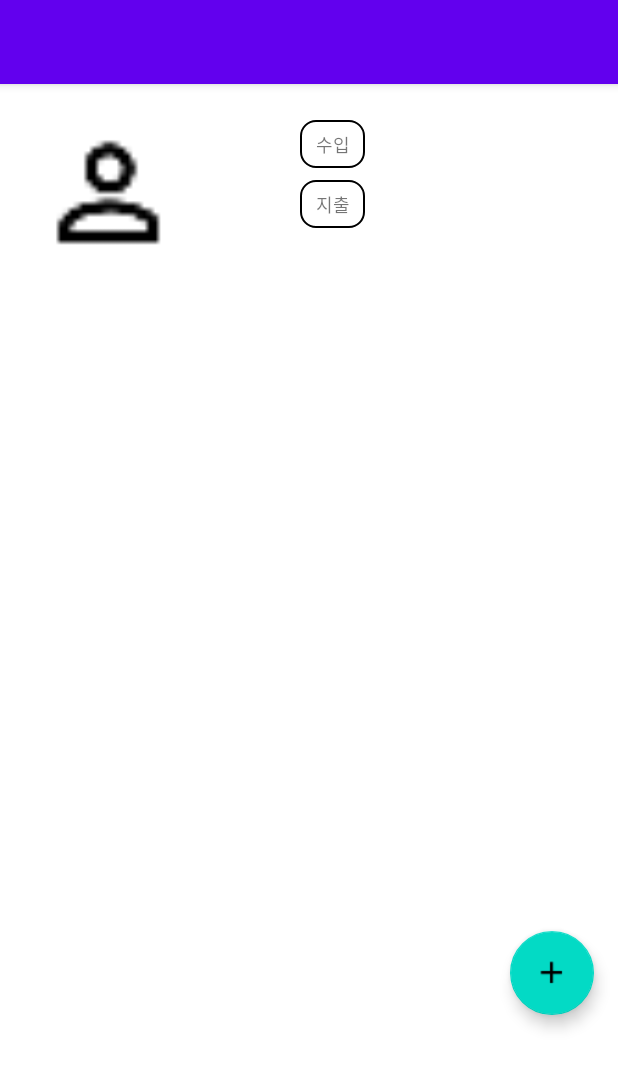
After one commit to jrakmom1106/FootprintProject, an Android app: the fragment AddFragment_1 shown on its own in the app's theme, on a phone screen of 412 x 824 dp. The commit adds this screen. Shown: the top 1068 px of the screen. Run offline under Robolectric (Android 15) with nearby library versions, the light colour scheme and no system bars; our stand-ins replace CircleImageView, Firebase (no records; nobody signed in at launch, a user with empty details on screens opened directly); 1 statement that could not run was skipped.

Commit message:
5~6주차 기능 수정 및 UI 수정

```diff
--- a/app/src/main/AndroidManifest.xml
+++ b/app/src/main/AndroidManifest.xml
@@ -25,6 +25,7 @@
         <activity android:name=".LoginActivity"></activity>
         <activity android:name=".SignUpActivity"></activity>
         <activity android:name=".MainActivity"></activity>
+        <activity android:name=".AddActivity" />
 
         <meta-data android:name="com.kakao.sdk.AppKey" android:value="817d547986882853307da4cf4f7d44b3"/>
     </application>
--- /dev/null
+++ b/app/src/main/java/kr/ac/mjc/footprint/AddActivity.kt
@@ -0,0 +1,46 @@
+package kr.ac.mjc.footprint
+
+import android.os.Bundle
+import android.widget.Button
+import android.widget.EditText
+import android.widget.ImageView
+import android.widget.ProgressBar
+import androidx.appcompat.app.AppCompatActivity
+import com.google.firebase.auth.FirebaseAuth
+import com.google.firebase.firestore.FirebaseFirestore
+import com.google.firebase.storage.FirebaseStorage
+
+class AddActivity:AppCompatActivity() {
+
+    //AddFragment의 내용을 이곳으로 복사할 예정
+    lateinit var loadingPb: ProgressBar
+    lateinit var imageIv: ImageView
+    lateinit var textEt: EditText
+    lateinit var submitBtn: Button
+
+    lateinit var auth: FirebaseAuth
+    lateinit var storage: FirebaseStorage
+    lateinit var firestore: FirebaseFirestore
+
+    lateinit var projectname: EditText
+    lateinit var projectnum: EditText
+
+    override fun onCreate(savedInstanceState: Bundle?) {
+        super.onCreate(savedInstanceState)
+        setContentView(R.layout.activity_add)
+
+        loadingPb=findViewById(R.id.loading_pb)
+        textEt=findViewById(R.id.text_et)
+        submitBtn=findViewById(R.id.submit_btn)
+
+        //추가
+        projectname=findViewById(R.id.project_name)
+        projectnum=findViewById(R.id.project_num)
+
+        auth= FirebaseAuth.getInstance()
+        storage= FirebaseStorage.getInstance()
+        firestore= FirebaseFirestore.getInstance()
+
+    }
+
+}
--- a/app/src/main/java/kr/ac/mjc/footprint/AddFragment.kt
+++ b/app/src/main/java/kr/ac/mjc/footprint/AddFragment.kt
@@ -37,7 +37,7 @@ class AddFragment:Fragment() {
     override fun onCreateView(inflater: LayoutInflater, container: ViewGroup?,
                               savedInstanceState: Bundle?): View? {
         //layout을 가져와서 view 로 리턴
-        var view=inflater.inflate(R.layout.fragment_add,container,false)
+        var view=inflater.inflate(R.layout.activity_add,container,false)
         //가져온 뷰에 위젯들이 있기 떄문에 찾아서 넣어준다.
         loadingPb=view.findViewById(R.id.loading_pb)
         textEt=view.findViewById(R.id.text_et)
--- /dev/null
+++ b/app/src/main/java/kr/ac/mjc/footprint/AddFragment_1.kt
@@ -0,0 +1,94 @@
+package kr.ac.mjc.footprint
+
+import android.app.Activity.RESULT_OK
+import android.content.Intent
+import android.os.Bundle
+import androidx.fragment.app.Fragment
+import android.view.LayoutInflater
+import android.view.View
+import android.view.ViewGroup
+import android.widget.TextView
+import androidx.fragment.app.FragmentManager
+import androidx.fragment.app.FragmentTransaction
+import androidx.recyclerview.widget.RecyclerView
+import com.bumptech.glide.Glide
+import com.google.android.material.floatingactionbutton.FloatingActionButton
+import com.google.firebase.auth.FirebaseAuth
+import com.google.firebase.firestore.FirebaseFirestore
+import de.hdodenhof.circleimageview.CircleImageView
+
+
+class AddFragment_1:Fragment() {
+    lateinit var profileIv: CircleImageView
+    lateinit var nameTv: TextView
+    lateinit var diaryRv: RecyclerView
+    lateinit var auth: FirebaseAuth //로그인한 사용자
+    lateinit var firestore: FirebaseFirestore
+
+    lateinit var postList:ArrayList<Post> //이후 수업떄 가져옴
+    lateinit var addAdapter:AddAdapter
+
+    lateinit var income_text: TextView
+    lateinit var exp_text: TextView
+    lateinit var fab:FloatingActionButton
+
+    val REQ_CHAGE_PROFILE = 2000
+
+    override fun onCreateView(inflater: LayoutInflater, container: ViewGroup?, savedInstanceState: Bundle?): View?{
+        var view = inflater.inflate(R.layout.fragment_add_1,container, false)
+
+        profileIv = view.findViewById(R.id.profile_iv)
+        nameTv = view.findViewById(R.id.name_tv)
+        diaryRv = view.findViewById(R.id.diary_rv)
+
+        income_text = view.findViewById(R.id.income_tv)
+        exp_text = view.findViewById(R.id.exp_tv)
+        fab = view.findViewById(R.id.fab)
+
+        auth = FirebaseAuth.getInstance()
+        firestore = FirebaseFirestore.getInstance()
+
+        return view;
+    }
+
+    override fun onViewCreated(view: View, savedInstanceState: Bundle?) {
+        super.onViewCreated(view, savedInstanceState)
+
+        fab.setOnClickListener {
+            var intent = Intent(activity,AddActivity::class.java)
+            startActivity(intent)
+        }
+        updateProfile()
+
+//        postList = ArrayList<Post>()
+//        addAdapter = AddAdapter(activity!!, postList)
+    }
+
+    fun updateProfile(){
+        firestore.collection("User").document(auth.currentUser?.email!!).get()
+            .addOnCompleteListener {
+                if(it.isSuccessful){
+                    //성공적으로 가져왔을 때
+                    var user=it.result?.toObject(User::class.java)
+                    //이렇게 가져온 정보를 텍스트뷰와 프로필에 넣어준다.
+                    //여기서 글라이드가 필요하니 추가할 것
+                    nameTv.text=user?.name
+                    income_text.text=user?.profiletext
+                    exp_text.text=user?.profile_text2
+
+                    if(user?.profileUrl!=null) {
+                        Glide.with(profileIv).load(user?.profileUrl).into(profileIv)
+                    }
+                }
+            }
+    }
+
+    override fun onActivityResult(requestCode: Int, resultCode: Int, data: Intent?) {
+        super.onActivityResult(requestCode, resultCode, data)
+        if(requestCode==REQ_CHAGE_PROFILE && resultCode == RESULT_OK){
+            updateProfile()
+        }
+    }
+
+
+}
--- a/app/src/main/java/kr/ac/mjc/footprint/PageAdapter.kt
+++ b/app/src/main/java/kr/ac/mjc/footprint/PageAdapter.kt
@@ -11,7 +11,7 @@ class PageAdapter(fragmentManager: FragmentManager):FragmentPagerAdapter(fragmen
             return  HomeFragment()
         }
         else if(position==1){
-            return AddFragment()
+            return AddFragment_1()
         }
         else{
             return ProfileFragment()
--- /dev/null
+++ b/app/src/main/res/layout/fragment_add_1.xml
@@ -0,0 +1,134 @@
+<?xml version="1.0" encoding="utf-8"?>
+<androidx.constraintlayout.widget.ConstraintLayout xmlns:android="http://schemas.android.com/apk/res/android"
+    xmlns:app="http://schemas.android.com/apk/res-auto"
+    xmlns:tools="http://schemas.android.com/tools"
+    android:layout_width="match_parent"
+    android:layout_height="match_parent"
+    android:isScrollContainer="false"
+    app:layout_scrollFlags="scroll">
+
+    <de.hdodenhof.circleimageview.CircleImageView
+        android:id="@+id/profile_iv"
+        android:layout_width="100dp"
+        android:layout_height="100dp"
+        android:layout_gravity="center"
+        android:layout_marginStart="24dp"
+        android:layout_marginLeft="24dp"
+        android:layout_marginTop="24dp"
+        app:layout_constraintStart_toStartOf="parent"
+        app:layout_constraintTop_toTopOf="parent"
+        app:srcCompat="@drawable/baseline_perm_identity_black_18" />
+
+    <TextView
+        android:id="@+id/name_tv"
+        android:layout_width="wrap_content"
+        android:layout_height="wrap_content"
+        android:layout_marginStart="28dp"
+        android:layout_marginLeft="28dp"
+        android:layout_marginTop="48dp"
+        android:text="사용자명"
+        app:layout_constraintStart_toEndOf="@+id/profile_iv"
+        app:layout_constraintTop_toTopOf="parent" />
+
+    <View
+        android:id="@+id/view3"
+        android:layout_width="43dp"
+        android:layout_height="32dp"
+        android:layout_marginStart="48dp"
+        android:layout_marginLeft="48dp"
+        android:layout_marginTop="24dp"
+        android:background="@drawable/custom_login_btn"
+        app:layout_constraintStart_toEndOf="@+id/name_tv"
+        app:layout_constraintTop_toTopOf="parent" />
+
+    <TextView
+        android:id="@+id/textView15"
+        android:layout_width="wrap_content"
+        android:layout_height="wrap_content"
+        android:text="수입"
+        android:textSize="12sp"
+        app:layout_constraintBottom_toBottomOf="@+id/view3"
+        app:layout_constraintEnd_toEndOf="@+id/view3"
+        app:layout_constraintStart_toStartOf="@+id/view3"
+        app:layout_constraintTop_toTopOf="@+id/view3" />
+
+    <View
+        android:id="@+id/view5"
+        android:layout_width="43dp"
+        android:layout_height="32dp"
+        android:layout_marginStart="48dp"
+        android:layout_marginLeft="48dp"
+        android:layout_marginTop="8dp"
+        android:background="@drawable/custom_login_btn"
+        app:layout_constraintStart_toEndOf="@+id/name_tv"
+        app:layout_constraintTop_toBottomOf="@+id/view3" />
+
+    <TextView
+        android:id="@+id/textView19"
+        android:layout_width="wrap_content"
+        android:layout_height="wrap_content"
+        android:text="지출"
+        android:textSize="12sp"
+        app:layout_constraintBottom_toBottomOf="@+id/view5"
+        app:layout_constraintEnd_toEndOf="@+id/view5"
+        app:layout_constraintStart_toStartOf="@+id/view5"
+        app:layout_constraintTop_toTopOf="@+id/view5" />
+
+    <TextView
+        android:id="@+id/income_tv"
+        android:layout_width="wrap_content"
+        android:layout_height="wrap_content"
+        android:layout_marginTop="32dp"
+        android:text="수입내역"
+        android:textColor="#44B82A"
+        android:textSize="12sp"
+        app:layout_constraintEnd_toEndOf="parent"
+        app:layout_constraintStart_toEndOf="@+id/view3"
+        app:layout_constraintTop_toTopOf="parent" />
+
+    <TextView
+        android:id="@+id/exp_tv"
+        android:layout_width="wrap_content"
+        android:layout_height="wrap_content"
+        android:layout_marginTop="21dp"
+        android:text="지출내역"
+        android:textColor="#D62E2E"
+        android:textSize="12sp"
+        app:layout_constraintEnd_toEndOf="parent"
+        app:layout_constraintStart_toEndOf="@+id/view5"
+        app:layout_constraintTop_toBottomOf="@+id/income_tv" />
+
+    <LinearLayout
+        android:id="@+id/linearLayout4"
+        android:layout_width="match_parent"
+        android:layout_height="wrap_content"
+        android:layout_marginTop="37dp"
+        android:orientation="vertical"
+        app:layout_constraintTop_toBottomOf="@+id/profile_iv"
+        tools:layout_editor_absoluteX="0dp">
+
+        <androidx.recyclerview.widget.RecyclerView
+            android:id="@+id/diary_rv"
+            android:layout_width="match_parent"
+            android:layout_height="match_parent">
+
+        </androidx.recyclerview.widget.RecyclerView>
+
+    </LinearLayout>
+
+    <com.google.android.material.floatingactionbutton.FloatingActionButton
+        android:id="@+id/fab"
+        android:layout_width="wrap_content"
+        android:layout_height="wrap_content"
+        android:layout_marginTop="271dp"
+        android:layout_marginEnd="16dp"
+        android:layout_marginRight="16dp"
+        android:layout_marginBottom="16dp"
+        android:clickable="true"
+        app:layout_constraintBottom_toBottomOf="parent"
+        app:layout_constraintEnd_toEndOf="parent"
+        app:layout_constraintTop_toBottomOf="@+id/linearLayout4"
+        app:srcCompat="@drawable/baseline_add_black_18"
+        tools:ignore="SpeakableTextPresentCheck" />
+
+</androidx.constraintlayout.widget.ConstraintLayout>
--- a/build.gradle
+++ b/build.gradle
@@ -6,9 +6,10 @@ buildscript {
         jcenter()
     }
     dependencies {
-        classpath "com.android.tools.build:gradle:4.1.1"
+        classpath 'com.android.tools.build:gradle:4.1.1'
         classpath "org.jetbrains.kotlin:kotlin-gradle-plugin:$kotlin_version"
         classpath 'com.google.gms:google-services:4.3.10'
+
 
         // NOTE: Do not place your application dependencies here; they belong
         // in the individual module build.gradle files
```
Also changed, not shown: app/build.gradle (+5 -4 lines), app/src/main/res/layout/activity_add.xml (renamed from app/src/main/res/layout/fragment_add.xml), gradle/wrapper/gradle-wrapper.properties.
